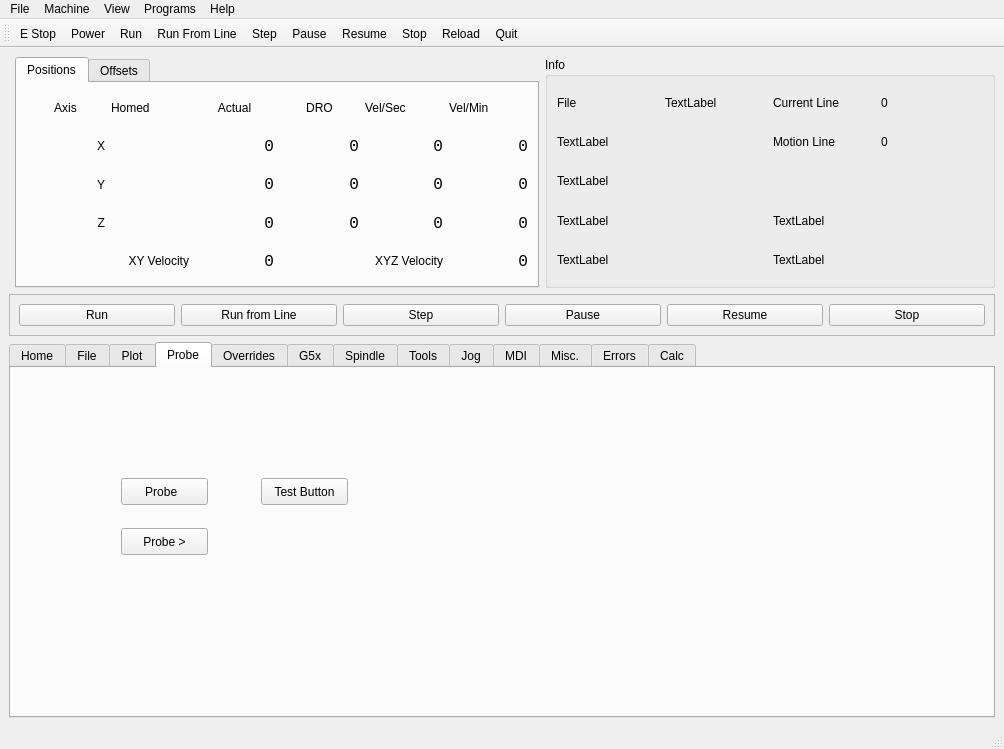
Qt form examples/xyz/xyz.ui (jethornton/flexgui) before a commit.
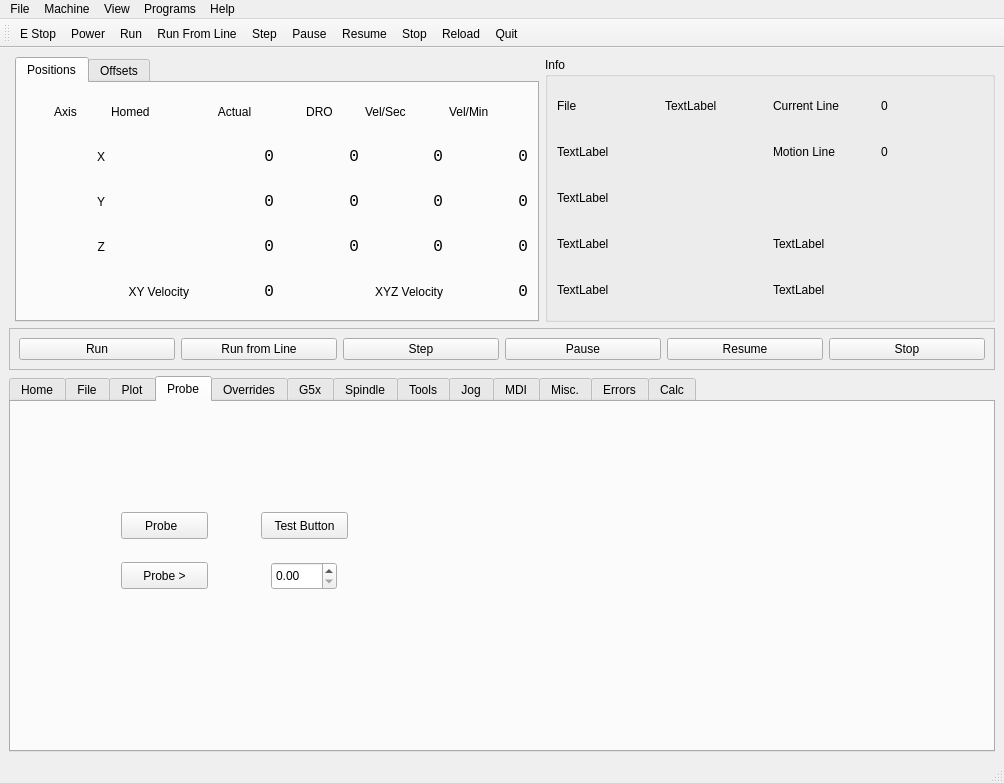
The same form after that commit. The open tabs and pages were chosen to show the change.

The edit to the form file:
```diff
--- a/examples/xyz/xyz.ui
+++ b/examples/xyz/xyz.ui
@@ -7,7 +7,7 @@
     <x>0</x>
     <y>0</y>
     <width>1004</width>
-    <height>749</height>
+    <height>783</height>
    </rect>
   </property>
   <property name="windowTitle">
@@ -1301,6 +1301,25 @@
          <string>HAL_OUT</string>
         </property>
        </widget>
+       <widget class="QDoubleSpinBox" name="doubleSpinBox_5">
+        <property name="geometry">
+         <rect>
+          <x>260</x>
+          <y>160</y>
+          <width>66</width>
+          <height>28</height>
+         </rect>
+        </property>
+        <property name="function" stdset="0">
+         <string>set_var</string>
+        </property>
+        <property name="variable" stdset="0">
+         <string>1000</string>
+        </property>
+        <property name="input" stdset="0">
+         <string>number</string>
+        </property>
+       </widget>
       </widget>
       <widget class="QWidget" name="tab_9">
        <attribute name="title">
```
Left out of the diff: 2 changed lines with no effect on the pictures.
